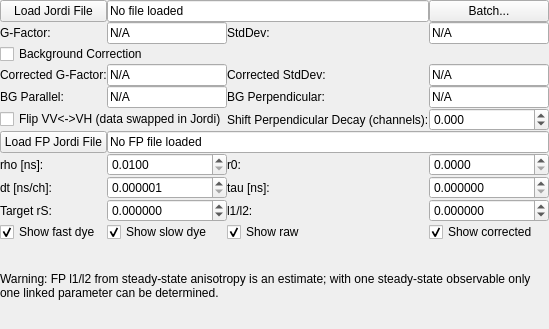
Above: chisurf/plugins/vv_vh_g_factor/wizard.ui from tpeulen/chisurf before the change. Below: the same form after it.
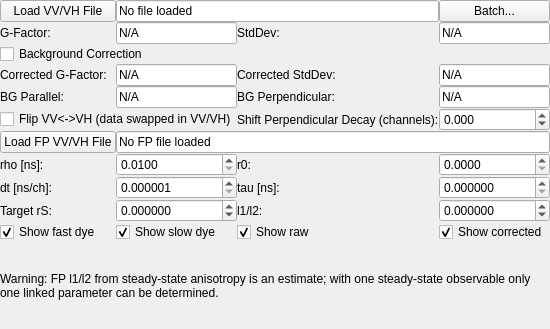
That is the form after the change.

Commit message: refactor: rename the historic "jordi" decay format to descriptive "vv_vh"

```diff
--- a/chisurf/plugins/vv_vh_g_factor/wizard.ui
+++ b/chisurf/plugins/vv_vh_g_factor/wizard.ui
@@ -37,7 +37,7 @@
      <item row="0" column="0">
       <widget class="QPushButton" name="load_button">
        <property name="text">
-        <string>Load Jordi File</string>
+        <string>Load VV/VH File</string>
        </property>
       </widget>
      </item>
@@ -153,7 +153,7 @@
      <item row="5" column="0" colspan="2">
       <widget class="QCheckBox" name="flip_checkbox">
        <property name="text">
-        <string>Flip VV&lt;-&gt;VH (data swapped in Jordi)</string>
+        <string>Flip VV&lt;-&gt;VH (data swapped in VV/VH)</string>
        </property>
       </widget>
      </item>
@@ -183,7 +183,7 @@
      <item row="6" column="0">
       <widget class="QPushButton" name="fp_load_button">
        <property name="text">
-        <string>Load FP Jordi File</string>
+        <string>Load FP VV/VH File</string>
        </property>
       </widget>
      </item>
```
Left out of the diff: 6 changed lines with no effect on the pictures. The commit also changes 89 other files.
